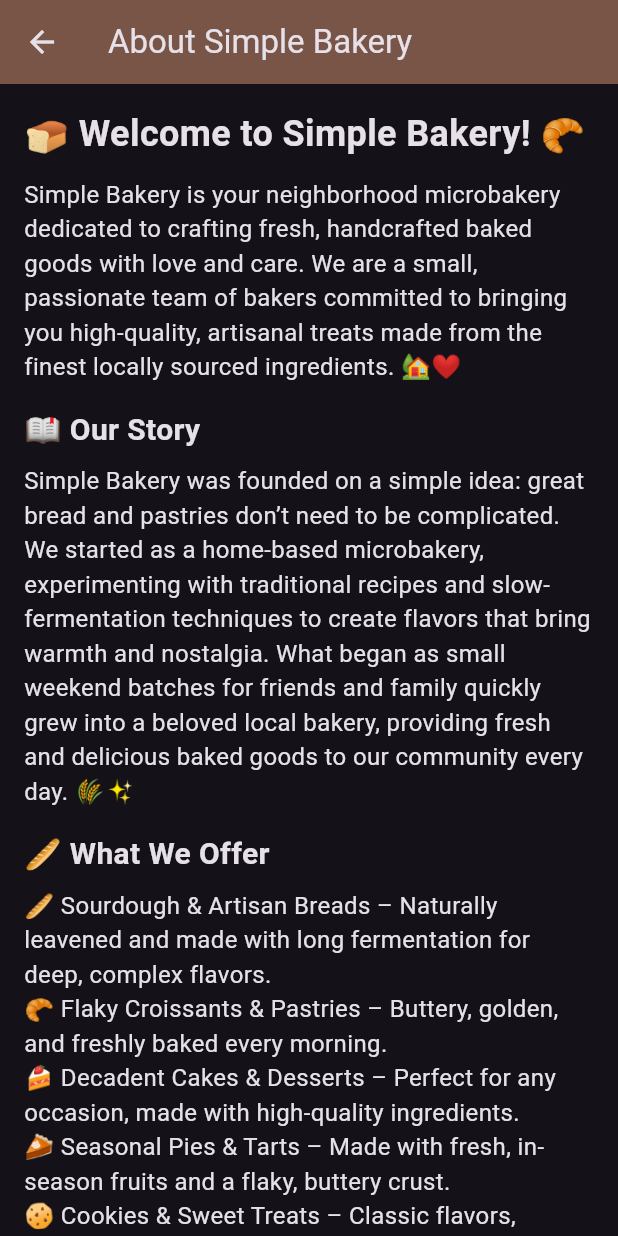
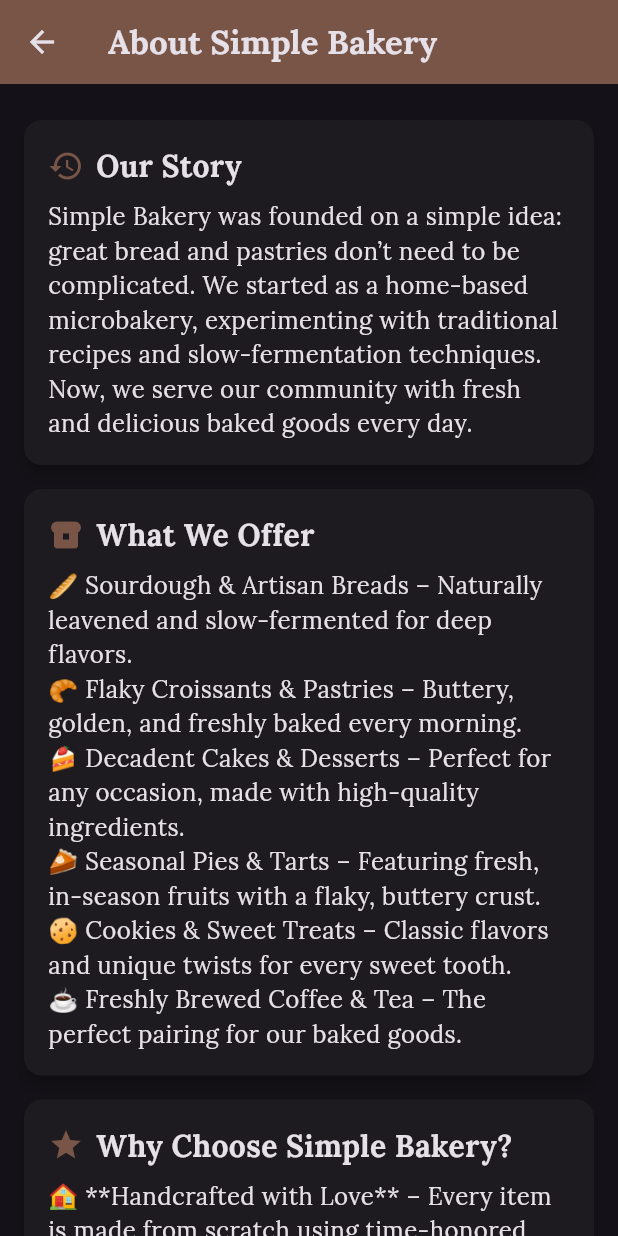
Before and after one commit to VoxMonstra/CSC-4610-Web-Warriors, a Flutter app: the AboutPage screen opened by its route, on a phone screen of 412 x 824 dp. Run offline on Flutter 3.47's test engine with Material 3 defaults, Android fonts, the phone set to English and light mode, and no system bars; our stand-ins replace google_fonts, shared_preferences; missing offline and left inert: mysql1; accounts and stored records are empty.

Commit message:
chore: recreation of the about page with better design

```diff
--- a/src/lib/screens/about.dart
+++ b/src/lib/screens/about.dart
@@ -1,11 +1,15 @@
 import 'package:flutter/material.dart';
+import 'package:google_fonts/google_fonts.dart';
 
 class AboutPage extends StatelessWidget {
   @override
   Widget build(BuildContext context) {
     return Scaffold(
       appBar: AppBar(
-        title: Text('About Simple Bakery'),
+        title: Text(
+          'About Simple Bakery',
+          style: GoogleFonts.lora(fontWeight: FontWeight.bold),
+        ),
         backgroundColor: Colors.brown,
       ),
       body: SingleChildScrollView(
@@ -13,84 +17,122 @@ class AboutPage extends StatelessWidget {
         child: Column(
           crossAxisAlignment: CrossAxisAlignment.start,
           children: [
-            Text(
-              '🍞 Welcome to Simple Bakery! 🥐',
-              style: TextStyle(fontSize: 24, fontWeight: FontWeight.bold),
+            _buildCard(
+              icon: Icons.history,
+              title: 'Our Story',
+              content:
+                  'Simple Bakery was founded on a simple idea: great bread and pastries don’t need to be complicated. We started as a home-based microbakery, '
+                  'experimenting with traditional recipes and slow-fermentation techniques. Now, we serve our community with fresh and delicious baked goods every day.',
             ),
-            SizedBox(height: 12),
-            Text(
-              'Simple Bakery is your neighborhood microbakery dedicated to crafting fresh, handcrafted baked goods with love and care. '
-              'We are a small, passionate team of bakers committed to bringing you high-quality, artisanal treats made from the finest locally sourced ingredients. 🏡❤️',
-              style: TextStyle(fontSize: 16),
+
+            _buildCard(
+              icon: Icons.breakfast_dining,
+              title: 'What We Offer',
+              content:
+                  '🥖 Sourdough & Artisan Breads – Naturally leavened and slow-fermented for deep flavors.\n'
+                  '🥐 Flaky Croissants & Pastries – Buttery, golden, and freshly baked every morning.\n'
+                  '🍰 Decadent Cakes & Desserts – Perfect for any occasion, made with high-quality ingredients.\n'
+                  '🥧 Seasonal Pies & Tarts – Featuring fresh, in-season fruits with a flaky, buttery crust.\n'
+                  '🍪 Cookies & Sweet Treats – Classic flavors and unique twists for every sweet tooth.\n'
+                  '☕ Freshly Brewed Coffee & Tea – The perfect pairing for our baked goods.',
             ),
+
+            _buildCard(
+              icon: Icons.star,
+              title: 'Why Choose Simple Bakery?',
+              content:
+                  '🏠 **Handcrafted with Love** – Every item is made from scratch using time-honored techniques.\n'
+                  '🌱 **Locally Sourced Ingredients** – We partner with local farmers for the freshest products.\n'
+                  '❌ **No Preservatives or Additives** – Just pure, wholesome ingredients that let flavors shine.\n'
+                  '🍞 **Small-Batch Quality** – Each batch is baked to perfection with care and passion.',
+            ),
+
+            _buildCard(
+              icon: Icons.people,
+              title: 'Our Commitment to the Community',
+              content:
+                  'We believe in giving back! We donate surplus baked goods to local shelters, partner with small businesses, and host **baking workshops** for the community. 🤝✨',
+            ),
+
+            _buildCard(
+              icon: Icons.location_on,
+              title: 'Visit Us!',
+              content:
+                  '⏰ **Hours:** Open Tuesday – Sunday, 7 AM – 3 PM 🕖\n'
+                  '📍 **Location:** [Insert address here] 📌\n'
+                  '📞 **Contact:** [Insert phone/email here] 📧\n\n'
+                  'Come visit **Simple Bakery** and taste the difference of handcrafted, small-batch baking!',
+            ),
+
             SizedBox(height: 16),
 
-            Text(
-              '📖 Our Story',
-              style: TextStyle(fontSize: 20, fontWeight: FontWeight.bold),
+            // Call-to-Action Button
+            Center(
+              child: ElevatedButton(
+                onPressed: () {},
+                style: ElevatedButton.styleFrom(
+                  backgroundColor: Colors.brown,
+                  padding: EdgeInsets.symmetric(horizontal: 24, vertical: 12),
+                ),
+                child: Text(
+                  'Visit Us Today!',
+                  style: GoogleFonts.lora(fontSize: 16, color: Colors.white),
+                ),
+              ),
+            ),
+
+            SizedBox(height: 16),
+
+            // Footer
+            Center(
+              child: Text(
+                'Follow us on social media!',
+                style: GoogleFonts.lora(fontSize: 16, color: Colors.brown),
+              ),
+            ),
+            SizedBox(height: 8),
+
+            // Social Media Icons
+            Row(
+              mainAxisAlignment: MainAxisAlignment.center,
+              children: [
+                Icon(Icons.facebook, color: Colors.brown, size: 30),
+                SizedBox(width: 16),
+                Icon(Icons.add_ic_call, color: Colors.brown, size: 30),
+                SizedBox(width: 16),
+                Icon(Icons.email, color: Colors.brown, size: 30),
+              ],
+            ),
+          ],
+        ),
+      ),
+    );
+  }
+
+  /// Helper Function to Create a Card Section
+  Widget _buildCard({required IconData icon, required String title, required String content}) {
+    return Card(
+      elevation: 4,
+      margin: EdgeInsets.symmetric(vertical: 8),
+      child: Padding(
+        padding: EdgeInsets.all(16),
+        child: Column(
+          crossAxisAlignment: CrossAxisAlignment.start,
+          children: [
+            Row(
+              children: [
+                Icon(icon, color: Colors.brown),
+                SizedBox(width: 8),
+                Text(
+                  title,
+                  style: GoogleFonts.lora(fontSize: 20, fontWeight: FontWeight.bold),
+                ),
+              ],
             ),
             SizedBox(height: 8),
             Text(
-              'Simple Bakery was founded on a simple idea: great bread and pastries don’t need to be complicated. We started as a home-based microbakery, '
-              'experimenting with traditional recipes and slow-fermentation techniques to create flavors that bring warmth and nostalgia. '
-              'What began as small weekend batches for friends and family quickly grew into a beloved local bakery, providing fresh and delicious baked goods to our community every day. 🌾✨',
-              style: TextStyle(fontSize: 16),
-            ),
-            SizedBox(height: 16),
-
-            Text(
-              '🥖 What We Offer',
-              style: TextStyle(fontSize: 20, fontWeight: FontWeight.bold),
-            ),
-            SizedBox(height: 8),
-            Text(
-              '🥖 Sourdough & Artisan Breads – Naturally leavened and made with long fermentation for deep, complex flavors.\n'
-              '🥐 Flaky Croissants & Pastries – Buttery, golden, and freshly baked every morning.\n'
-              '🍰 Decadent Cakes & Desserts – Perfect for any occasion, made with high-quality ingredients.\n'
-              '🥧 Seasonal Pies & Tarts – Made with fresh, in-season fruits and a flaky, buttery crust.\n'
-              '🍪 Cookies & Sweet Treats – Classic flavors, unique twists, and something for every sweet tooth.\n'
-              '☕ Freshly Brewed Coffee & Tea – The perfect complement to our baked goods.',
-              style: TextStyle(fontSize: 16),
-            ),
-            SizedBox(height: 16),
-
-            Text(
-              '🌟 Why Choose Simple Bakery?',
-              style: TextStyle(fontSize: 20, fontWeight: FontWeight.bold),
-            ),
-            SizedBox(height: 8),
-            Text(
-              '🏠 Handcrafted with Love – Every item is made from scratch using time-honored techniques.\n'
-              '🌱 Locally Sourced Ingredients – We partner with local farmers and suppliers to ensure freshness.\n'
-              '❌ No Preservatives or Additives – Just pure, wholesome ingredients that let the flavors shine.\n'
-              '🍞 Small-Batch Quality – As a microbakery, we focus on quality over quantity, ensuring that each batch is baked to perfection.',
-              style: TextStyle(fontSize: 16),
-            ),
-            SizedBox(height: 16),
-
-            Text(
-              '❤️ Our Commitment to the Community',
-              style: TextStyle(fontSize: 20, fontWeight: FontWeight.bold),
-            ),
-            SizedBox(height: 8),
-            Text(
-              'As a microbakery, we believe in giving back to the community that supports us. We regularly donate surplus baked goods to local shelters, '
-              'partner with small businesses, and host **baking workshops** for those interested in learning the craft. 🤝✨',
-              style: TextStyle(fontSize: 16),
-            ),
-            SizedBox(height: 16),
-
-            Text(
-              '📍 Visit Us!',
-              style: TextStyle(fontSize: 20, fontWeight: FontWeight.bold),
-            ),
-            SizedBox(height: 8),
-            Text(
-              '⏰ **Hours:** Open Tuesday – Sunday, 7 AM – 3 PM 🕖\n'
-              '📍 **Location:** [Insert address here] 📌\n'
-              '📞 **Contact:** [Insert phone/email here] 📧\n\n'
-              'Come visit **Simple Bakery** and taste the difference of handcrafted, small-batch baking! 🍞✨',
-              style: TextStyle(fontSize: 16),
+              content,
+              style: GoogleFonts.lora(fontSize: 16),
             ),
           ],
         ),
--- a/src/pubspec.yaml
+++ b/src/pubspec.yaml
@@ -15,6 +15,7 @@ dependencies:
     sdk: flutter
 
   cupertino_icons: ^1.0.8
+  google_fonts: ^6.2.1
 
 dev_dependencies:
   flutter_test:
```
Also changed, not shown: 1 other file.
